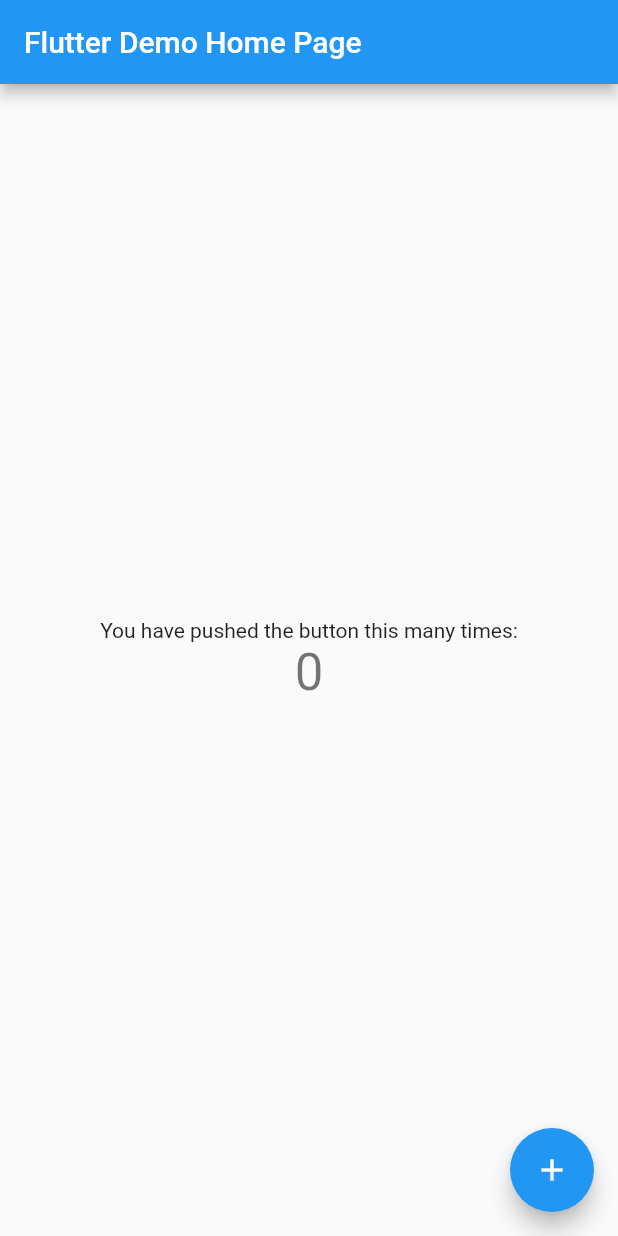
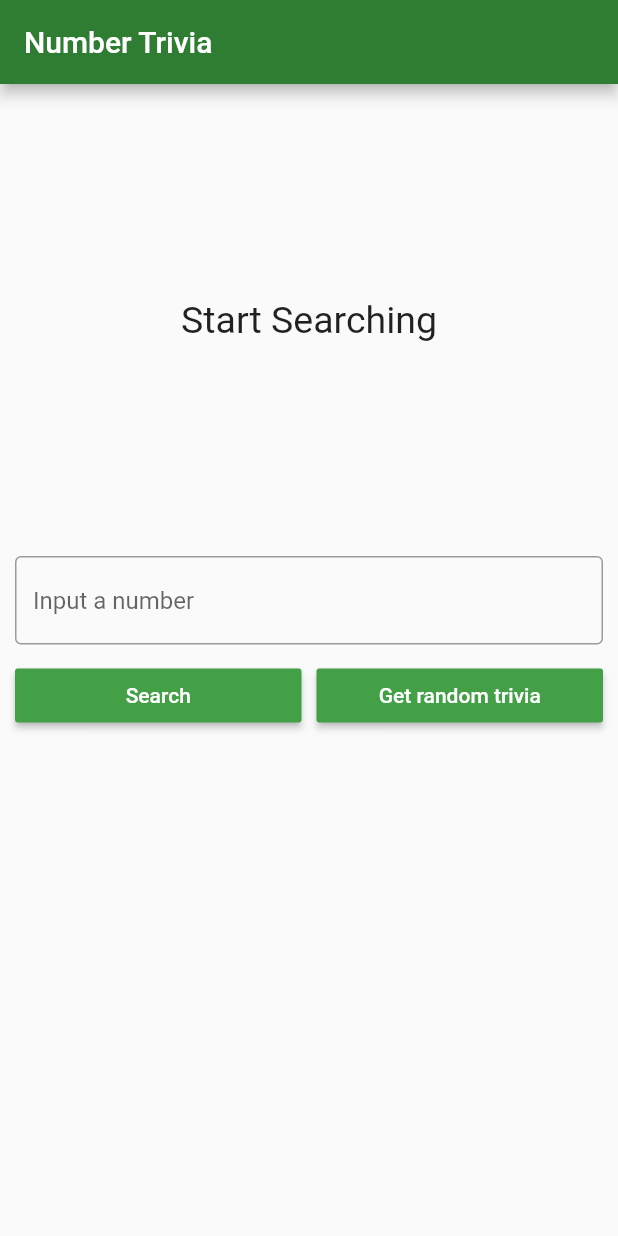
Before and after one commit to BrandonLively/CleanArchitectureTDD, a Flutter app: the screen it shows after launch, on a phone screen of 412 x 824 dp. Run offline on Flutter 3.47's test engine with Material 2 defaults, Android fonts, the phone set to English and light mode, and no system bars; our stand-ins replace bloc, dartz, data_connection_checker, equatable, flutter_bloc, get_it and 1 more.

```diff
--- /dev/null
+++ b/clean_architecture_tdd/lib/features/number_trivia/presentation/pages/number_trivia_page.dart
@@ -0,0 +1,129 @@
+import 'package:clean_architecture_tdd/features/number_trivia/presentation/bloc/bloc.dart';
+import 'package:clean_architecture_tdd/features/number_trivia/presentation/bloc/number_trivia_bloc.dart';
+import 'package:clean_architecture_tdd/features/number_trivia/presentation/widgets/widgets.dart';
+import 'package:flutter/cupertino.dart';
+import 'package:flutter/material.dart';
+import 'package:flutter_bloc/flutter_bloc.dart';
+import '../../../../injection_container.dart';
+
+class NumberTriviaPage extends StatelessWidget {
+  @override
+  Widget build(BuildContext context) {
+    return Scaffold(
+      appBar: AppBar(
+        title: Text('Number Trivia'),
+      ),
+      body: SingleChildScrollView(child: buildBody(context)),
+    );
+  }
+
+  BlocProvider<NumberTriviaBloc> buildBody(BuildContext context) {
+    return BlocProvider(
+      builder: (_) => sl<NumberTriviaBloc>(),
+      child: Padding(
+        padding: EdgeInsets.all(10),
+        child: Column(
+          children: <Widget>[
+            SizedBox(
+              height: 10,
+            ),
+            //Top Half
+            BlocBuilder<NumberTriviaBloc, NumberTriviaState>(
+              builder: (context, state) {
+                if (state is Empty) {
+                  return MessageDisplay(
+                    message: 'Start Searching',
+                  );
+                } else if (state is Loading) {
+                  return LoadingWidget();
+                } else if (state is Loaded) {
+                  return TriviaDisplay(
+                    numberTrivia: state.trivia,
+                  );
+                } else if (state is Error) {
+                  return MessageDisplay(
+                    message: state.message,
+                  );
+                } else {
+                  return MessageDisplay(message: 'Unknown State Error');
+                }
+              },
+            ),
+            SizedBox(
+              height: 20,
+            ),
+            //Bottom Half
+            TriviaControls()
+          ],
+        ),
+      ),
+    );
+  }
+}
+
+class TriviaControls extends StatefulWidget {
+  @override
+  _TriviaControlsState createState() => _TriviaControlsState();
+}
+
+class _TriviaControlsState extends State<TriviaControls> {
+  String inputStr;
+  final controller = TextEditingController();
+
+  @override
+  Widget build(BuildContext context) {
+    return Column(
+      children: <Widget>[
+        // TextField
+        TextField(
+          onSubmitted: (_) {
+            dispatchConcrete();
+          },
+          controller: controller,
+          keyboardType: TextInputType.number,
+          decoration: InputDecoration(
+              border: OutlineInputBorder(), hintText: 'Input a number'),
+          onChanged: (value) {
+            inputStr = value;
+          },
+        ),
+        SizedBox(
+          height: 10,
+        ),
+        Row(
+          children: <Widget>[
+            Expanded(
+              child: RaisedButton(
+                  child: Text('Search'),
+                  color: Theme.of(context).accentColor,
+                  textTheme: ButtonTextTheme.primary,
+                  onPressed: dispatchConcrete),
+            ),
+            SizedBox(
+              width: 10,
+            ),
+            Expanded(
+              child: RaisedButton(
+                child: Text('Get random trivia'),
+                color: Theme.of(context).accentColor,
+                textTheme: ButtonTextTheme.primary,
+                onPressed: dispatchRandom,
+              ),
+            ),
+          ],
+        )
+      ],
+    );
+  }
+
+  void dispatchConcrete() {
+    controller.clear();
+    BlocProvider.of<NumberTriviaBloc>(context)
+        .add(GetTriviaForConcreteNumber(inputStr));
+  }
+
+  void dispatchRandom() {
+    controller.clear();
+    BlocProvider.of<NumberTriviaBloc>(context).add(GetTriviaForRandomNumber());
+  }
+}
--- /dev/null
+++ b/clean_architecture_tdd/lib/features/number_trivia/presentation/widgets/message_display.dart
@@ -0,0 +1,29 @@
+import 'package:flutter/material.dart';
+
+class MessageDisplay extends StatelessWidget {
+  final String message;
+
+  const MessageDisplay({
+    Key key,
+    @required this.message,
+  }) : super(key: key);
+
+  @override
+  Widget build(BuildContext context) {
+    return Container(
+      height: MediaQuery
+          .of(context)
+          .size
+          .height / 3,
+      child: Center(
+        child: SingleChildScrollView(
+          child: Text(
+            message,
+            style: TextStyle(fontSize: 25),
+            textAlign: TextAlign.center,
+          ),
+        ),
+      ),
+    );
+  }
+}
--- /dev/null
+++ b/clean_architecture_tdd/lib/features/number_trivia/presentation/widgets/widgets.dart
@@ -0,0 +1,3 @@
+export 'loading_widget.dart';
+export 'message_display.dart';
+export 'trivia_display.dart';
--- a/clean_architecture_tdd/lib/main.dart
+++ b/clean_architecture_tdd/lib/main.dart
@@ -1,77 +1,22 @@
 import 'package:flutter/material.dart';
+import 'features/number_trivia/presentation/pages/number_trivia_page.dart';
+import 'injection_container.dart' as di;
 
-void main() => runApp(MyApp());
+void main() async {
+  await di.init();
+  runApp(MyApp());
+}
 
 class MyApp extends StatelessWidget {
   @override
   Widget build(BuildContext context) {
     return MaterialApp(
-      title: 'Flutter Demo',
+      title: 'Material App',
       theme: ThemeData(
+        primaryColor: Colors.green.shade800,
+        accentColor: Colors.green.shade600,
       ),
-      home: MyHomePage(title: 'Flutter Demo Home Page'),
+      home: NumberTriviaPage(),
     );
   }
 }
-
-class MyHomePage extends StatefulWidget {
-  MyHomePage({Key key, this.title}) : super(key: key);
-
-  final String title;
-
-  @override
-  _MyHomePageState createState() => _MyHomePageState();
-}
-
-class _MyHomePageState extends State<MyHomePage> {
-  int _counter = 0;
-
-  void _incrementCounter() {
-    setState(() {
-      _counter++;
-    });
-  }
-
-  @override
-  Widget build(BuildContext context) {
-    return Scaffold(
-      appBar: AppBar(
-
-        title: Text(widget.title),
-      ),
-      body: Center(
-        child: Column(
-          // Column is also a layout widget. It takes a list of children and
-          // arranges them vertically. By default, it sizes itself to fit its
-          // children horizontally, and tries to be as tall as its parent.
-          //
-          // Invoke "debug painting" (press "p" in the console, choose the
-          // "Toggle Debug Paint" action from the Flutter Inspector in Android
-          // Studio, or the "Toggle Debug Paint" command in Visual Studio Code)
-          // to see the wireframe for each widget.
-          //
-          // Column has various properties to control how it sizes itself and
-          // how it positions its children. Here we use mainAxisAlignment to
-          // center the children vertically; the main axis here is the vertical
-          // axis because Columns are vertical (the cross axis would be
-          // horizontal).
-          mainAxisAlignment: MainAxisAlignment.center,
-          children: <Widget>[
-            Text(
-              'You have pushed the button this many times:',
-            ),
-            Text(
-              '$_counter',
-              style: Theme.of(context).textTheme.display1,
-            ),
-          ],
-        ),
-      ),
-      floatingActionButton: FloatingActionButton(
-        onPressed: _incrementCounter,
-        tooltip: 'Increment',
-        child: Icon(Icons.add),
-      ), // This trailing comma makes auto-formatting nicer for build methods.
-    );
-  }
-}
```
Also changed, not shown: clean_architecture_tdd/lib/features/number_trivia/presentation/widgets/loading_widget.dart (added, +22 -0 lines), clean_architecture_tdd/lib/features/number_trivia/presentation/widgets/trivia_display.dart (added, +42 -0 lines), clean_architecture_tdd/lib/injection_container.dart (added, +58 -0 lines).
